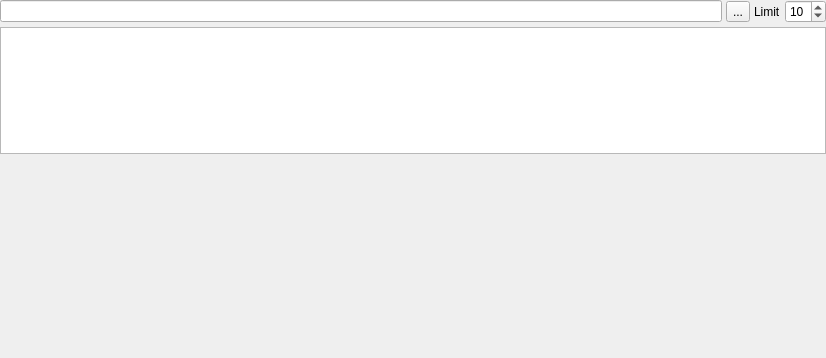
Qt form kipartman-qt/ui/octopart_search_widget.ui (turdusmerula/kipartman) before a commit.
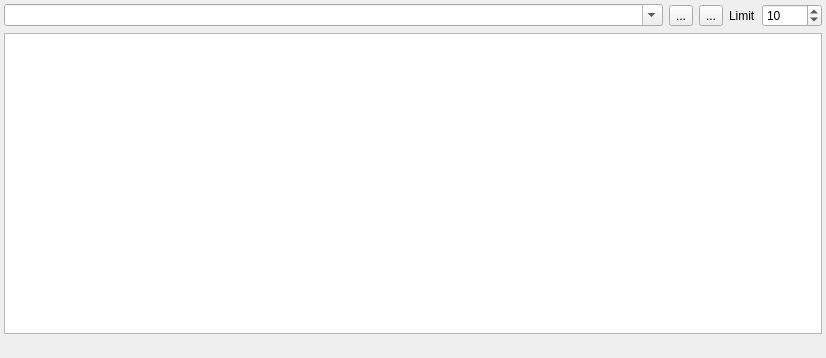
The same form after that commit. Icons and pictures are not drawn. Custom widgets are drawn as their Qt base class.

Commit message: Working on octopart import

What changed in the file:
```diff
--- a/kipartman-qt/ui/octopart_search_widget.ui
+++ b/kipartman-qt/ui/octopart_search_widget.ui
@@ -14,28 +14,35 @@
    <string>Frame</string>
   </property>
   <layout class="QVBoxLayout" name="verticalLayout">
-   <property name="spacing">
-    <number>4</number>
-   </property>
    <property name="leftMargin">
-    <number>0</number>
+    <number>4</number>
    </property>
    <property name="topMargin">
-    <number>0</number>
+    <number>4</number>
    </property>
    <property name="rightMargin">
-    <number>0</number>
+    <number>4</number>
    </property>
    <property name="bottomMargin">
-    <number>0</number>
+    <number>4</number>
    </property>
    <item>
-    <layout class="QHBoxLayout" name="horizontalLayout_3">
+    <layout class="QHBoxLayout" name="horizontalLayout_2">
      <item>
-      <layout class="QHBoxLayout" name="horizontalLayout">
-       <item>
-        <widget class="QLineEdit" name="lineEdit">
-         <property name="clearButtonEnabled">
+      <widget class="QComboBox" name="comboBox">
+       <property name="sizePolicy">
+        <sizepolicy hsizetype="Expanding" vsizetype="Fixed">
+         <horstretch>0</horstretch>
+         <verstretch>0</verstretch>
+        </sizepolicy>
+       </property>
+       <property name="editable">
+        <bool>true</bool>
+       </property>
+       <property name="sizeAdjustPolicy">
+        <enum>QComboBox::AdjustToContentsOnFirstShow</enum>
+       </property>
+       <property name="frame">
           <bool>true</bool>
          </property>
         </widget>
@@ -52,16 +59,75 @@
         </widget>
        </item>
        <item>
-        <layout class="QHBoxLayout" name="horizontalLayout_2">
+      <widget class="QToolButton" name="toolButtonClear">
+       <property name="text">
+        <string>...</string>
+       </property>
+       <property name="icon">
+        <iconset>
+         <normaloff>icons/clear-48.png</normaloff>icons/clear-48.png</iconset>
+       </property>
+      </widget>
+     </item>
+     <item>
+      <layout class="QHBoxLayout" name="horizontalLayout">
+       <property name="sizeConstraint">
+        <enum>QLayout::SetNoConstraint</enum>
+       </property>
          <item>
           <widget class="QLabel" name="label">
+         <property name="sizePolicy">
+          <sizepolicy hsizetype="Maximum" vsizetype="Preferred">
+           <horstretch>0</horstretch>
+           <verstretch>0</verstretch>
+          </sizepolicy>
+         </property>
+         <property name="minimumSize">
+          <size>
+           <width>0</width>
+           <height>0</height>
+          </size>
+         </property>
            <property name="text">
             <string>Limit</string>
            </property>
+         <property name="alignment">
+          <set>Qt::AlignLeading|Qt::AlignLeft|Qt::AlignVCenter</set>
+         </property>
+         <property name="wordWrap">
+          <bool>false</bool>
+         </property>
           </widget>
          </item>
          <item>
           <widget class="QSpinBox" name="spinBoxLimit">
+         <property name="sizePolicy">
+          <sizepolicy hsizetype="Fixed" vsizetype="Fixed">
+           <horstretch>0</horstretch>
+           <verstretch>0</verstretch>
+          </sizepolicy>
+         </property>
+         <property name="minimumSize">
+          <size>
+           <width>60</width>
+           <height>0</height>
+          </size>
+         </property>
+         <property name="maximumSize">
+          <size>
+           <width>60</width>
+           <height>16777215</height>
+          </size>
+         </property>
+         <property name="wrapping">
+          <bool>false</bool>
+         </property>
+         <property name="frame">
+          <bool>true</bool>
+         </property>
+         <property name="buttonSymbols">
+          <enum>QAbstractSpinBox::UpDownArrows</enum>
+         </property>
            <property name="minimum">
             <number>1</number>
            </property>
@@ -74,18 +140,13 @@
        </item>
       </layout>
      </item>
-    </layout>
-   </item>
    <item>
     <widget class="QOctopartTreeView" name="treeView"/>
    </item>
    <item>
-    <widget class="QOctopartWebEngineView" name="webEngineView" native="true">
-     <property name="minimumSize">
-      <size>
-       <width>0</width>
-       <height>200</height>
-      </size>
+    <widget class="QLabel" name="labelState">
+     <property name="text">
+      <string/>
      </property>
     </widget>
    </item>
@@ -97,12 +158,6 @@
    <extends>QTreeView</extends>
    <header>api.data.octopart</header>
   </customwidget>
-  <customwidget>
-   <class>QOctopartWebEngineView</class>
-   <extends>QWidget</extends>
-   <header>api.octopart.webview_widget</header>
-   <container>1</container>
-  </customwidget>
  </customwidgets>
  <resources/>
  <connections/>
```
Left out of the diff: 6 changed lines with no effect on the pictures. Lines whose indentation alone changed are shown as unchanged. The commit also changes 10 other files.
